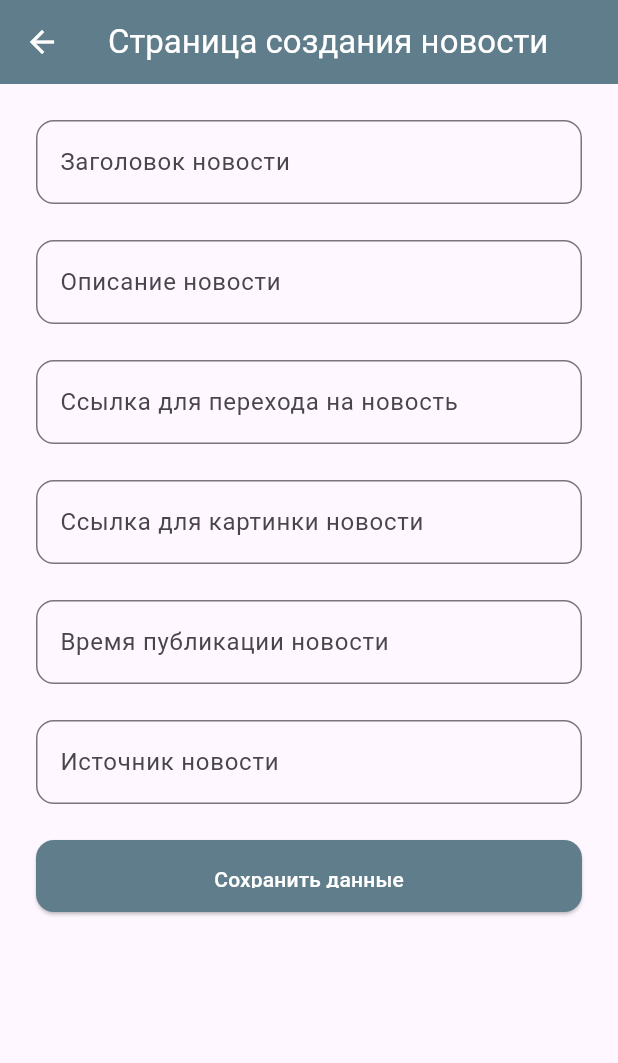
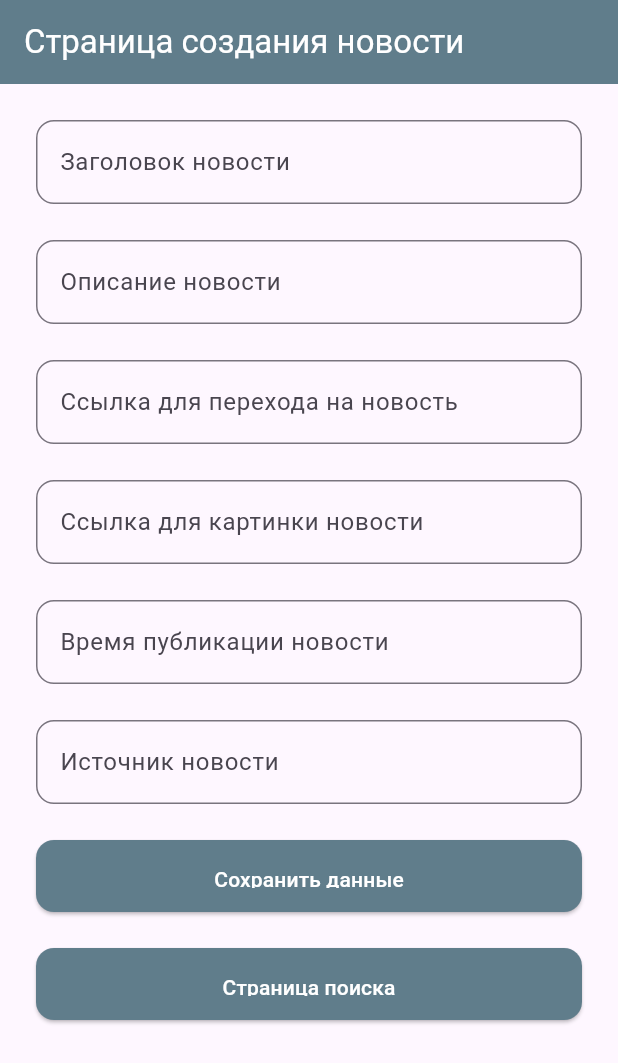
Before and after one commit to Bermud10/news_app, a Flutter app: the CreateNewsPage screen opened by its route, on a phone screen of 412 x 824 dp. Shown: the top 1063 px of the screen. Run offline on Flutter 3.47's test engine with Material 3 defaults, Android fonts, the phone set to English and light mode, and no system bars; our stand-ins replace go_router, sqflite; accounts and stored records are empty; statements that could not run were skipped.

Commit message:
добавил метод для поиска информации в бд, подключил go_router вместо Navigator, добавил кнопку

```diff
--- a/my_news/lib/main.dart
+++ b/my_news/lib/main.dart
@@ -1,38 +1,36 @@
 import 'package:flutter/material.dart';
 import 'package:my_news/page/create_news_page.dart';
 import 'package:my_news/page/main_screen.dart';
-// import 'package:go_router/go_router.dart';
+import 'package:go_router/go_router.dart';
 
 main() {
-  runApp(const MyApp());
+  runApp( MyApp());
 }
 
 class MyApp extends StatelessWidget {
-  const MyApp({Key? key}) : super(key: key);
+   MyApp({Key? key}) : super(key: key);
 
   @override
   Widget build(BuildContext context) {
-    return MaterialApp(
+    return MaterialApp.router(
       title: "Новости",
-      home: NewsScreen(),
+      routerConfig: _router,
       debugShowCheckedModeBanner: false,
-      routes: {
-        '/create_news': (context) => const CreateNewsPage(),
-      },
+
     );
   }
 
-  // final GoRouter _router = GoRouter(
-  //   routes: [
-  //     GoRoute(
-  //       path: '/',
-  //       builder: (context, state) => NewsScreen(),
-  //     ),
-  //
-  //     GoRoute(
-  //       path: '/create_news',
-  //       builder: (context, state) =>  CreateNewsPage(),
-  //     )
-  //   ]
-  // );
+  final GoRouter _router = GoRouter(
+    routes: [
+      GoRoute(
+        path: '/',
+        builder: (context, state) => NewsScreen(),
+      ),
+
+      GoRoute(
+        path: '/create_news',
+        builder: (context, state) =>  CreateNewsPage(),
+      )
+    ]
+  );
 }
--- a/my_news/lib/page/create_news_page.dart
+++ b/my_news/lib/page/create_news_page.dart
@@ -1,10 +1,8 @@
-// import 'package:fbdb/fbdb.dart';
-import 'package:flutter/cupertino.dart';
 import 'package:flutter/material.dart';
+import 'package:go_router/go_router.dart';
 import 'package:intl/intl.dart';
 import 'package:my_news/object/news_obj.dart';
-import 'package:mask_text_input_formatter/mask_text_input_formatter.dart';
-import 'package:my_news/services/db_service.dart';
+import '../services/news_service.dart';
 
 class CreateNewsPage extends StatefulWidget {
 
@@ -118,6 +116,26 @@ class CreateNewsPageState extends State<CreateNewsPage> {
                   child: Text(
                       "Сохранить данные"
                   )),
+            ),
+            SizedBox(height: 24),
+            Container(
+              width: double.infinity,
+              height: 48,
+              child: ElevatedButton(
+                  onPressed: () => {
+                    context.go("/")
+                  },
+                  style: ElevatedButton.styleFrom(
+                    backgroundColor: Colors.blueGrey,
+                    foregroundColor: Colors.white,
+                    padding: const EdgeInsets.symmetric(vertical: 16),
+                    shape: RoundedRectangleBorder(
+                      borderRadius: BorderRadius.circular(12),
+                    ),
+                  ),
+                  child: Text(
+                      "Страница поиска"
+                  )),
             )
           ],
 
```
Also changed, not shown: my_news/lib/page/main_screen.dart (+5 -3 lines), my_news/lib/services/db_service.dart (deleted, +0 -44 lines), my_news/lib/services/news_service.dart (+44 -23 lines).
